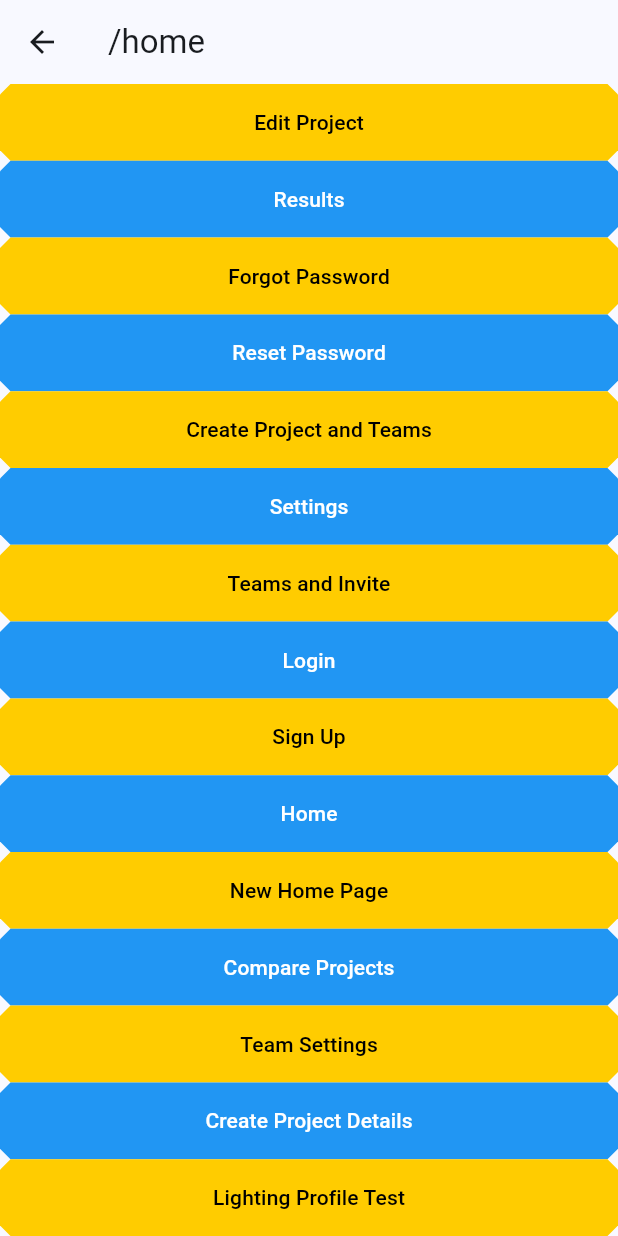
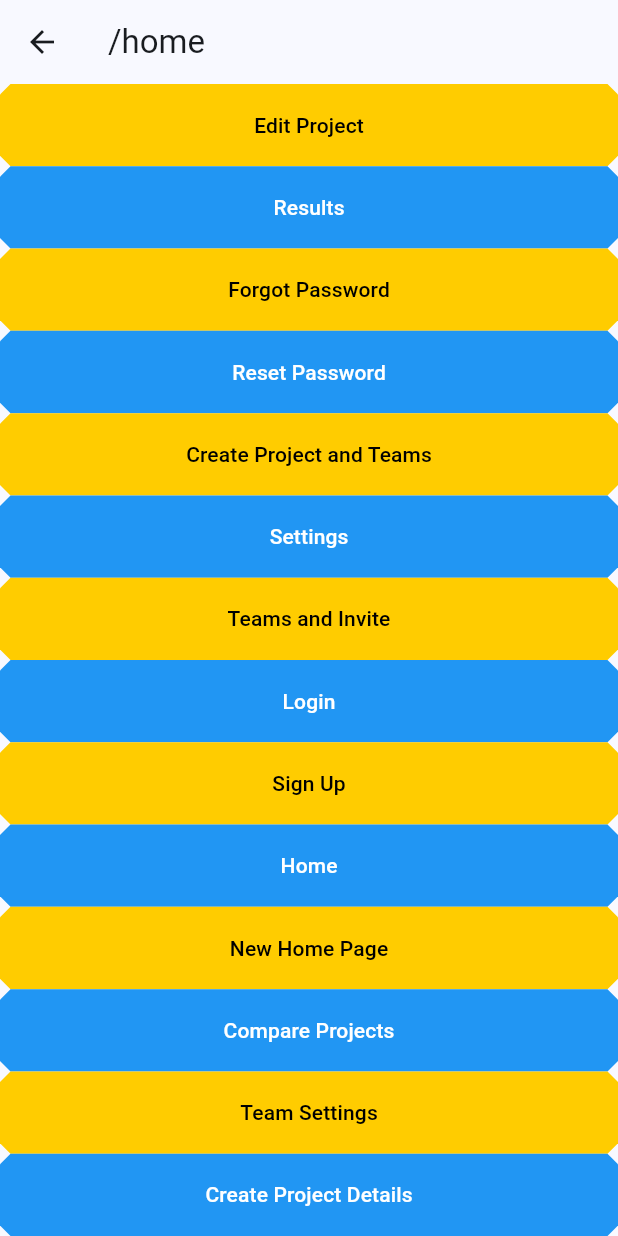
Before and after one commit to Pipeline-To-Better-Placemaking/P2BP-2025Spring-Mobile, a Flutter app: the HomePage screen opened directly, on a phone screen of 412 x 824 dp. Run offline on Flutter 3.47's test engine with Material 3 defaults, Android fonts, the phone set to English and light mode, and no system bars; our stand-ins replace cloud_firestore, firebase_auth, firebase_core, geolocator, google_maps_flutter; missing offline and left inert: maps_toolkit; accounts and stored records are empty.

Commit message:
Fix/complete existing backend for lighting test.
This version now properly submits the data from lighting test by going to create_project_details -> create button -> do the test, add some markers, etc. -> finish button updates the test document with the points selected during that test.
Things are done quite statically because of lack of tests selection screen, such as only using the one test document with the ID hard-coded in.
There is still no built in way to create test instance/document in the app.

```diff
--- a/lib/main.dart
+++ b/lib/main.dart
@@ -71,7 +71,6 @@ class MyApp extends StatelessWidget {
         // Commented out since you need project data to create page.
         // '/search': (context) => const SearchScreen(),
         '/teams_settings': (context) => TeamSettingsScreen(),
-        '/lighting_profile_test': (context) => LightingProfileTestPage(),
       },
     );
   }
@@ -194,12 +193,6 @@ class _HomePageStates extends State<HomePage> {
                 name: 'Create Project Details',
                 version: 1,
               ),
-              buildTempButton(
-                context: context,
-                route: '/lighting_profile_test',
-                name: 'Lighting Profile Test',
-                version: 0,
-              ),
             ],
           ),
         ),
```
Also changed, not shown: lib/create_project_details.dart (+11 -4 lines), lib/db_schema_classes.dart (+15 -3 lines), lib/firestore_functions.dart (+5 -2 lines), lib/lighting_profile_test.dart (+7 -7 lines).
